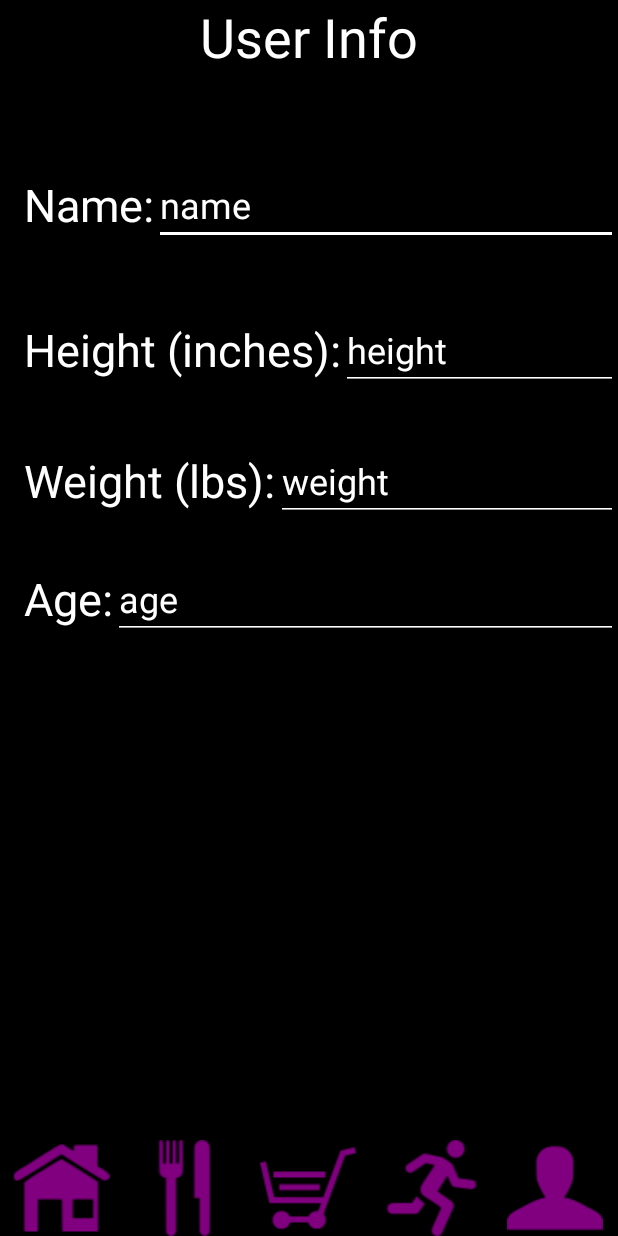
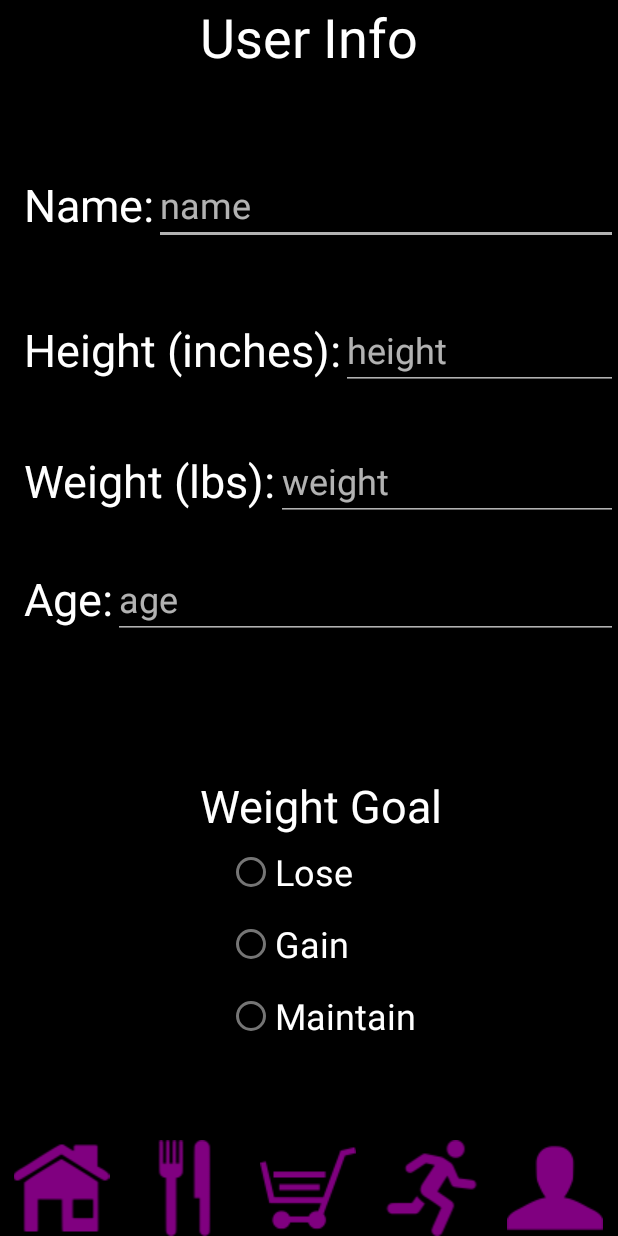
Before and after one commit to tilwe28/FitnessApp, an Android app: the Info screen opened directly, with no data from a screen before it, on a phone screen of 412 x 824 dp. Run offline under Robolectric (Android 15) with nearby library versions, the phone set to English and light mode, and no system bars.

Commit message:
more with user info

```diff
--- a/app/src/main/java/com/example/fitnessapp/Info.java
+++ b/app/src/main/java/com/example/fitnessapp/Info.java
@@ -4,14 +4,18 @@ import androidx.appcompat.app.AppCompatActivity;
 
 import android.content.Intent;
 import android.os.Bundle;
+import android.text.Editable;
+import android.text.TextWatcher;
 import android.view.View;
-import android.widget.ImageView;
-import android.widget.TextView;
+import android.widget.*;
 
 public class Info extends AppCompatActivity {
 
     ImageView iv_homeIcon, iv_mealsIcon, iv_diaryIcon, iv_exerciseIcon, iv_infoIcon;
-    TextView tv_heading;
+    TextView tv_heading, tv_name, tv_height, tv_weight, tv_age, tv_weightGoal;
+    EditText et_name, et_height, et_weight, et_age;
+    RadioGroup rg_weightGoal;
+    RadioButton rb_lose, rb_gain, rb_maintain;
 
     @Override
     protected void onCreate(Bundle savedInstanceState) {
@@ -60,5 +64,22 @@ public class Info extends AppCompatActivity {
         });
 
         tv_heading = findViewById(R.id.id_info_textView_heading);
+        tv_name = findViewById(R.id.id_info_textView_name);
+        tv_height = findViewById(R.id.id_info_textView_height);
+        tv_weight = findViewById(R.id.id_info_textView_weight);
+        tv_age = findViewById(R.id.id_info_textView_age);
+        et_name = findViewById(R.id.id_info_editText_name);
+        et_height = findViewById(R.id.id_info_editText_height);
+        et_weight = findViewById(R.id.id_info_editText_weight);
+        et_age = findViewById(R.id.id_info_editText_age);
+        rg_weightGoal = findViewById(R.id.id_info_radioGroup_weightGoal);
+        rb_lose = findViewById(R.id.id_info_radioButton_lose);
+        rb_gain = findViewById(R.id.id_info_radioButton_gain);
+        rb_maintain = findViewById(R.id.id_info_radioButton_maintain);
+    }
+
+    public void clearText(View v) {
+        EditText et = findViewById(v.getId());
+        et.setText("");
     }
 }
--- a/app/src/main/res/layout/activity_info.xml
+++ b/app/src/main/res/layout/activity_info.xml
@@ -45,9 +45,11 @@
         android:id="@+id/id_info_editText_name"
         android:layout_width="0dp"
         android:layout_height="wrap_content"
+        android:alpha="0.7"
         android:backgroundTint="#FFFFFF"
         android:ems="10"
         android:inputType="textPersonName"
+        android:onClick="clearText"
         android:text="name"
         android:textColor="#FFFFFF"
         android:textColorHint="#FFFFFF"
@@ -75,9 +77,11 @@
         android:id="@+id/id_info_editText_height"
         android:layout_width="0dp"
         android:layout_height="wrap_content"
+        android:alpha="0.7"
         android:backgroundTint="#FFFFFF"
         android:ems="10"
         android:inputType="textPersonName"
+        android:onClick="clearText"
         android:text="height"
         android:textColor="#FFFFFF"
         android:textColorHint="#FFFFFF"
@@ -105,9 +109,11 @@
         android:id="@+id/id_info_editText_weight"
         android:layout_width="0dp"
         android:layout_height="wrap_content"
+        android:alpha="0.7"
         android:backgroundTint="#FFFFFF"
         android:ems="10"
         android:inputType="textPersonName"
+        android:onClick="clearText"
         android:text="weight"
         android:textColor="#FFFFFF"
         android:textColorHint="#FFFFFF"
@@ -135,9 +141,11 @@
         android:id="@+id/id_info_editText_age"
         android:layout_width="0dp"
         android:layout_height="wrap_content"
+        android:alpha="0.7"
         android:backgroundTint="#FFFFFF"
         android:ems="10"
         android:inputType="textPersonName"
+        android:onClick="clearText"
         android:text="age"
         android:textColor="#FFFFFF"
         android:textColorHint="#FFFFFF"
@@ -147,4 +155,52 @@
         app:layout_constraintStart_toEndOf="@+id/id_info_textView_age"
         app:layout_constraintTop_toTopOf="@+id/id_info_textView_age" />
 
+    <RadioGroup
+        android:id="@+id/id_info_radioGroup_weightGoal"
+        android:layout_width="wrap_content"
+        android:layout_height="wrap_content"
+        app:layout_constraintBottom_toTopOf="@+id/navigationView"
+        app:layout_constraintEnd_toEndOf="parent"
+        app:layout_constraintStart_toStartOf="@+id/id_info_textView_age"
+        app:layout_constraintTop_toBottomOf="@+id/id_info_textView_age"
+        app:layout_constraintVertical_bias="0.7">
+
+        <RadioButton
+            android:id="@+id/id_info_radioButton_lose"
+            android:layout_width="match_parent"
+            android:layout_height="wrap_content"
+            android:text="Lose"
+            android:textColor="#FFFFFF"
+            android:textSize="24sp" />
+
+        <RadioButton
+            android:id="@+id/id_info_radioButton_gain"
+            android:layout_width="match_parent"
+            android:layout_height="wrap_content"
+            android:text="Gain"
+            android:textColor="#FFFFFF"
+            android:textSize="24sp" />
+
+        <RadioButton
+            android:id="@+id/id_info_radioButton_maintain"
+            android:layout_width="match_parent"
+            android:layout_height="wrap_content"
+            android:text="Maintain"
+            android:textColor="#FFFFFF"
+            android:textSize="24sp" />
+    </RadioGroup>
+
+    <TextView
+        android:id="@+id/textView"
+        android:layout_width="wrap_content"
+        android:layout_height="wrap_content"
+        android:text="Weight Goal"
+        android:textColor="#FFFFFF"
+        android:textSize="30sp"
+        app:layout_constraintBottom_toTopOf="@+id/id_info_radioGroup_weightGoal"
+        app:layout_constraintEnd_toEndOf="@+id/id_info_radioGroup_weightGoal"
+        app:layout_constraintStart_toStartOf="@+id/id_info_radioGroup_weightGoal"
+        app:layout_constraintTop_toBottomOf="@+id/id_info_textView_age"
+        app:layout_constraintVertical_bias="1.0" />
+
 </androidx.constraintlayout.widget.ConstraintLayout>
```
Also changed, not shown: 1 other file.
